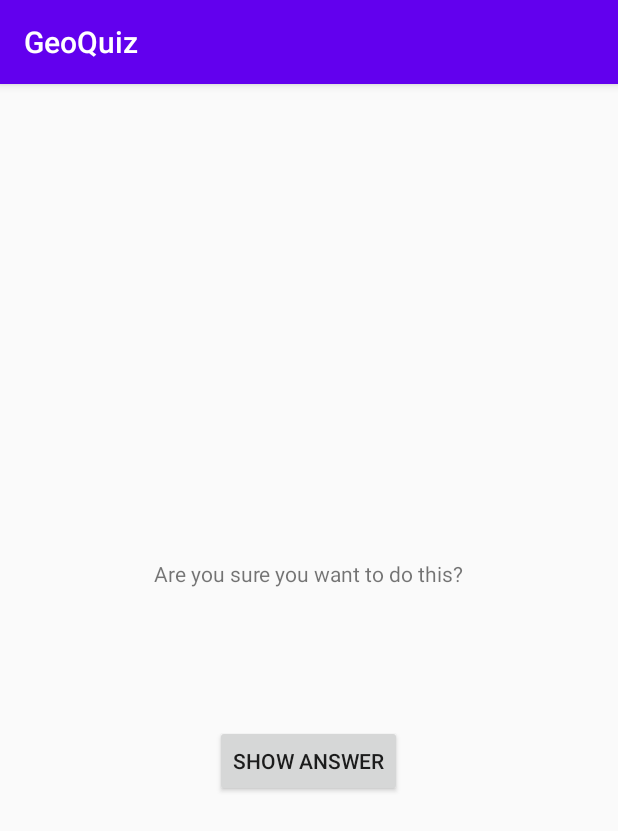
After one commit to haythamalsharany/GeoQuiz, an Android app: the CheatingActivity screen opened directly, with no data from a screen before it, on a phone screen of 412 x 824 dp. The commit adds this screen. Shown: the top 831 px of the screen. Run offline under Robolectric (Android 15) with nearby library versions, the phone set to English and light mode, and no system bars.

```diff
--- a/app/build.gradle
+++ b/app/build.gradle
@@ -30,6 +30,7 @@ dependencies {
     implementation 'androidx.core:core-ktx:1.3.1'
     implementation 'androidx.appcompat:appcompat:1.2.0'
     implementation 'androidx.constraintlayout:constraintlayout:2.0.1'
+    implementation 'androidx.lifecycle:lifecycle-extensions:2.1.0'
     testImplementation 'junit:junit:4.12'
     androidTestImplementation 'androidx.test.ext:junit:1.1.2'
     androidTestImplementation 'androidx.test.espresso:espresso-core:3.3.0'
--- a/app/src/main/AndroidManifest.xml
+++ b/app/src/main/AndroidManifest.xml
@@ -9,6 +9,7 @@
         android:roundIcon="@mipmap/ic_launcher_round"
         android:supportsRtl="true"
         android:theme="@style/AppTheme">
+        <activity android:name=".CheatingActivity"></activity>
         <activity android:name=".MainActivity">
             <intent-filter>
                 <action android:name="android.intent.action.MAIN" />
--- /dev/null
+++ b/app/src/main/java/com/alsharany/geoquiz/CheatingActivity.kt
@@ -0,0 +1,61 @@
+package com.alsharany.geoquiz
+
+import android.app.Activity
+import android.content.Context
+import android.content.Intent
+import android.os.Bundle
+import android.widget.Button
+import android.widget.TextView
+import androidx.appcompat.app.AppCompatActivity
+
+
+private const val EXTRA_ANSWER_IS_TRUE = "com.alsharany.geoquiz.answer_is_true"
+const val EXTRA_ANSWER_SHOWN = "com.alsharany.geoquiz.answer_shown"
+
+
+class CheatingActivity : AppCompatActivity() {
+    private var answerIsTrue = false
+    private lateinit var answerTextView: TextView
+    private lateinit var showAnswerButton: Button
+
+
+    override fun onCreate(savedInstanceState: Bundle?) {
+        super.onCreate(savedInstanceState)
+        setContentView(R.layout.activity_cheating)
+        answerIsTrue = intent.getBooleanExtra(EXTRA_ANSWER_IS_TRUE, false)
+        answerTextView = findViewById(R.id.answer_text_view)
+        showAnswerButton = findViewById(R.id.show_answer_button)
+        showAnswerButton.setOnClickListener {
+            val answerText = when {
+                answerIsTrue -> R.string.true_button
+                else -> R.string.false_button
+            }
+            answerTextView . setText (answerText)
+
+            setAnswerShownResult(true)
+        }
+    }
+
+    private fun setAnswerShownResult(isAnswerShown: Boolean) {
+        val data = Intent().apply {
+            putExtra(
+                EXTRA_ANSWER_SHOWN,
+                isAnswerShown
+            )
+        }
+        setResult(Activity.RESULT_OK, data)
+    }
+
+
+companion object {
+    fun newIntent(packageContext: Context, answerIsTrue: Boolean): Intent {
+        return Intent(packageContext, CheatingActivity::class.java).apply {
+            putExtra(
+                EXTRA_ANSWER_IS_TRUE,
+                answerIsTrue
+            )
+        }
+    }
+}
+
+}
--- a/app/src/main/java/com/alsharany/geoquiz/Quastion.kt
+++ b/app/src/main/java/com/alsharany/geoquiz/Quastion.kt
@@ -2,5 +2,5 @@ package com.alsharany.geoquiz
 
 import androidx.annotation.StringRes
 
-data class Question( @StringRes val Question_text:Int,val answer:Boolean) {
+data class Question( @StringRes val Question_text:Int,val answer:Boolean,var answerStatus:Boolean) {
 }
--- /dev/null
+++ b/app/src/main/res/layout/activity_cheating.xml
@@ -0,0 +1,30 @@
+<?xml version="1.0" encoding="utf-8"?>
+<LinearLayout xmlns:android="http://schemas.android.com/apk/res/android"
+    xmlns:tools="http://schemas.android.com/tools"
+    android:layout_width="match_parent"
+    android:layout_height="match_parent"
+    android:gravity="center"
+    android:orientation="vertical"
+    tools:context=".CheatingActivity">
+
+    <TextView
+        android:layout_width="wrap_content"
+        android:layout_height="wrap_content"
+        android:padding="24dp"
+        android:text="@string/warning_text" />
+
+    <TextView
+        android:id="@+id/answer_text_view"
+        android:layout_width="wrap_content"
+        android:layout_height="wrap_content"
+        android:padding="24dp"
+        tools:text="Answer" />
+
+    <Button
+        android:id="@+id/show_answer_button"
+        android:layout_width="wrap_content"
+        android:layout_height="wrap_content"
+        android:text="@string/show_answer_button" />
+
+
+</LinearLayout>
--- a/app/src/main/res/values/strings.xml
+++ b/app/src/main/res/values/strings.xml
@@ -9,6 +9,10 @@
     <string name="Correct_toast">good you are right</string>
     <string name="wrong_toast">Ooooops ! you are wrong</string>
     <string name="Score_toast">your Score is :</string>
+    <string name="warning_text">Are you sure you want to do this?</string>
+    <string name="show_answer_button">Show Answer</string>
+    <string name="cheat_button">Cheat!</string>
+    <string name="judgment_toast">Cheating is wrong.</string>
 
 
     <!--  qustions -->
```
Also changed, not shown: app/src/main/java/com/alsharany/geoquiz/MainActivity.kt (+109 -47 lines), app/src/main/java/com/alsharany/geoquiz/QuizViewModel.kt (added, +43 -0 lines), app/src/main/res/layout/activity_main.xml (+13 -7 lines).
